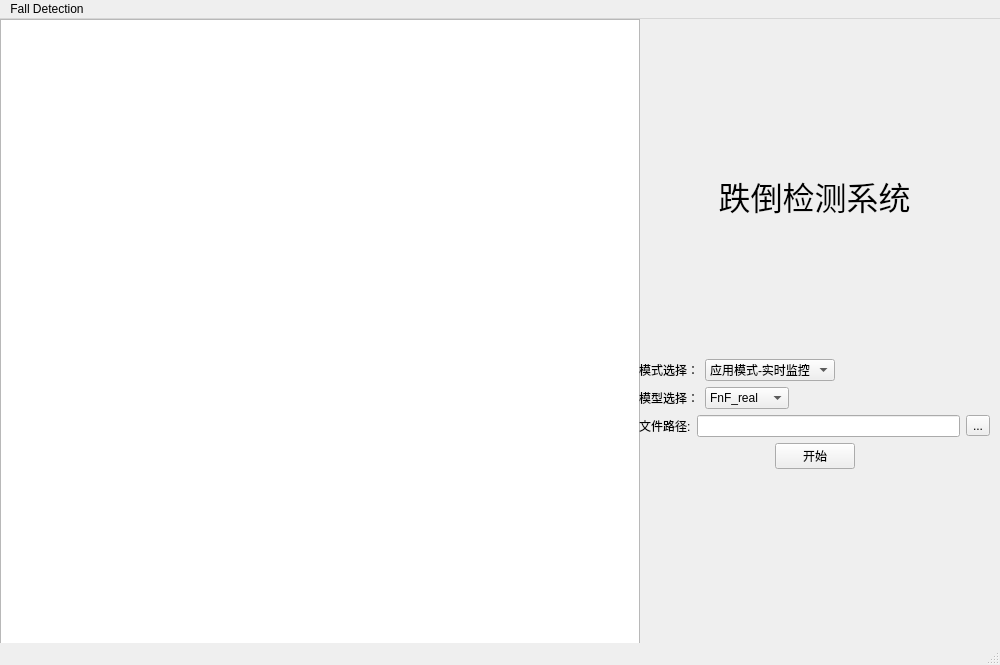
The window that UI/falldetection.ui (administrator418/FallDetectionSystem) describes before a commit, drawn with Qt 5.
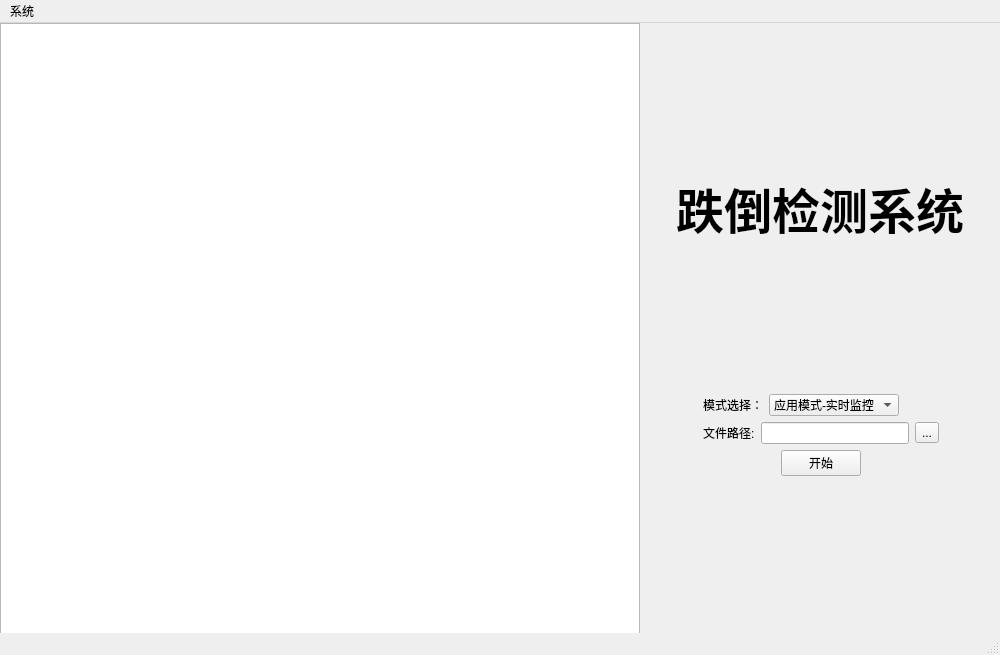
The same window after the commit.

What changed in the file:
```diff
--- a/UI/falldetection.ui
+++ b/UI/falldetection.ui
@@ -2,14 +2,29 @@
 <ui version="4.0">
     <class>MainWindow</class>
     <widget class="QMainWindow" name="MainWindow">
+  <property name="enabled">
+   <bool>true</bool>
+  </property>
         <property name="geometry">
             <rect>
                 <x>0</x>
                 <y>0</y>
                 <width>1000</width>
-                <height>665</height>
-            </rect>
-        </property>
+    <height>655</height>
+   </rect>
+  </property>
+  <property name="minimumSize">
+   <size>
+    <width>1000</width>
+    <height>655</height>
+   </size>
+  </property>
+  <property name="maximumSize">
+   <size>
+    <width>1000</width>
+    <height>655</height>
+   </size>
+  </property>
         <property name="windowTitle">
             <string>MainWindow</string>
         </property>
@@ -24,13 +39,13 @@
                     </rect>
                 </property>
             </widget>
-            <widget class="QWidget" name="">
+   <widget class="QWidget" name="layoutWidget">
                 <property name="geometry">
                     <rect>
-                        <x>639</x>
-                        <y>21</y>
-                        <width>351</width>
-                        <height>561</height>
+      <x>650</x>
+      <y>6</y>
+      <width>341</width>
+      <height>591</height>
                     </rect>
                 </property>
                 <layout class="QVBoxLayout" name="verticalLayout_2">
@@ -48,12 +63,30 @@
                         </spacer>
                     </item>
                     <item>
+      <layout class="QHBoxLayout" name="horizontalLayout_6">
+       <item>
+        <spacer name="horizontalSpacer_5">
+         <property name="orientation">
+          <enum>Qt::Horizontal</enum>
+         </property>
+         <property name="sizeHint" stdset="0">
+          <size>
+           <width>40</width>
+           <height>20</height>
+          </size>
+         </property>
+        </spacer>
+       </item>
+       <item>
                         <widget class="QLabel" name="label_4">
+         <property name="minimumSize">
+          <size>
+           <width>0</width>
+           <height>0</height>
+          </size>
+         </property>
                             <property name="text">
-                                <string>
-                                    &lt;html&gt;&lt;head/&gt;&lt;body&gt;&lt;p&gt;&lt;span
-                                    style=&quot;
-                                    font-size:24pt;&quot;&gt;跌倒检测系统&lt;/span&gt;&lt;/p&gt;&lt;/body&gt;&lt;/html&gt;</string>
+          <string>&lt;html&gt;&lt;head/&gt;&lt;body&gt;&lt;p align=&quot;center&quot;&gt;&lt;span style=&quot; font-size:36pt; font-weight:700;&quot;&gt;跌倒检测系统&lt;/span&gt;&lt;/p&gt;&lt;/body&gt;&lt;/html&gt;</string>
                             </property>
                             <property name="alignment">
                                 <set>Qt::AlignCenter</set>
@@ -61,6 +94,21 @@
                         </widget>
                     </item>
                     <item>
+        <spacer name="horizontalSpacer_6">
+         <property name="orientation">
+          <enum>Qt::Horizontal</enum>
+         </property>
+         <property name="sizeHint" stdset="0">
+          <size>
+           <width>40</width>
+           <height>20</height>
+          </size>
+         </property>
+        </spacer>
+       </item>
+      </layout>
+     </item>
+     <item>
                         <spacer name="verticalSpacer_2">
                             <property name="orientation">
                                 <enum>Qt::Vertical</enum>
@@ -74,6 +122,21 @@
                         </spacer>
                     </item>
                     <item>
+      <layout class="QHBoxLayout" name="horizontalLayout_5">
+       <item>
+        <spacer name="horizontalSpacer_7">
+         <property name="orientation">
+          <enum>Qt::Horizontal</enum>
+         </property>
+         <property name="sizeHint" stdset="0">
+          <size>
+           <width>40</width>
+           <height>20</height>
+          </size>
+         </property>
+        </spacer>
+       </item>
+       <item>
                         <layout class="QVBoxLayout" name="verticalLayout">
                             <item>
                                 <layout class="QHBoxLayout" name="horizontalLayout_4">
@@ -124,52 +187,7 @@
                                 </layout>
                             </item>
                             <item>
-                                <layout class="QHBoxLayout" name="horizontalLayout_3">
-                                    <item>
-                                        <widget class="QLabel" name="label_3">
-                                            <property name="text">
-                                                <string>模型选择：</string>
-                                            </property>
-                                        </widget>
-                                    </item>
-                                    <item>
-                                        <widget class="QComboBox" name="comboBox_2">
-                                            <item>
-                                                <property name="text">
-                                                    <string>FnF_real</string>
-                                                </property>
-                                            </item>
-                                            <item>
-                                                <property name="text">
-                                                    <string>FnF_test</string>
-                                                </property>
-                                            </item>
-                                            <item>
-                                                <property name="text">
-                                                    <string>Fall_test</string>
-                                                </property>
-                                            </item>
-                                            <item>
-                                                <property name="text">
-                                                    <string>Face_test</string>
-                                                </property>
-                                            </item>
-                                        </widget>
-                                    </item>
-                                    <item>
-                                        <spacer name="horizontalSpacer">
-                                            <property name="orientation">
-                                                <enum>Qt::Horizontal</enum>
-                                            </property>
-                                            <property name="sizeHint" stdset="0">
-                                                <size>
-                                                    <width>40</width>
-                                                    <height>20</height>
-                                                </size>
-                                            </property>
-                                        </spacer>
-                                    </item>
-                                </layout>
+          <layout class="QHBoxLayout" name="horizontalLayout_3"/>
                             </item>
                             <item>
                                 <layout class="QHBoxLayout" name="horizontalLayout_2">
@@ -232,6 +250,21 @@
                         </layout>
                     </item>
                     <item>
+        <spacer name="horizontalSpacer_8">
+         <property name="orientation">
+          <enum>Qt::Horizontal</enum>
+         </property>
+         <property name="sizeHint" stdset="0">
+          <size>
+           <width>40</width>
+           <height>20</height>
+          </size>
+         </property>
+        </spacer>
+       </item>
+      </layout>
+     </item>
+     <item>
                         <spacer name="verticalSpacer">
                             <property name="orientation">
                                 <enum>Qt::Vertical</enum>
@@ -258,15 +291,15 @@
             </property>
             <widget class="QMenu" name="menuFall_Detection">
                 <property name="title">
-                    <string>Fall Detection</string>
-                </property>
-                <addaction name="action_Fall_Detection" />
-                <addaction name="separator" />
-                <addaction name="action_Fall_Detection_2" />
-            </widget>
-            <addaction name="menuFall_Detection" />
-        </widget>
-        <widget class="QStatusBar" name="statusbar" />
+     <string>系统</string>
+    </property>
+    <addaction name="action_Fall_Detection"/>
+    <addaction name="separator"/>
+    <addaction name="action_Fall_Detection_2"/>
+   </widget>
+   <addaction name="menuFall_Detection"/>
+  </widget>
+  <widget class="QStatusBar" name="statusbar"/>
         <action name="action_Fall_Detection">
             <property name="text">
                 <string>关于Fall Detection</string>
```
Left out of the diff: 18 changed lines with no effect on the pictures. Lines whose indentation alone changed are shown as unchanged.
